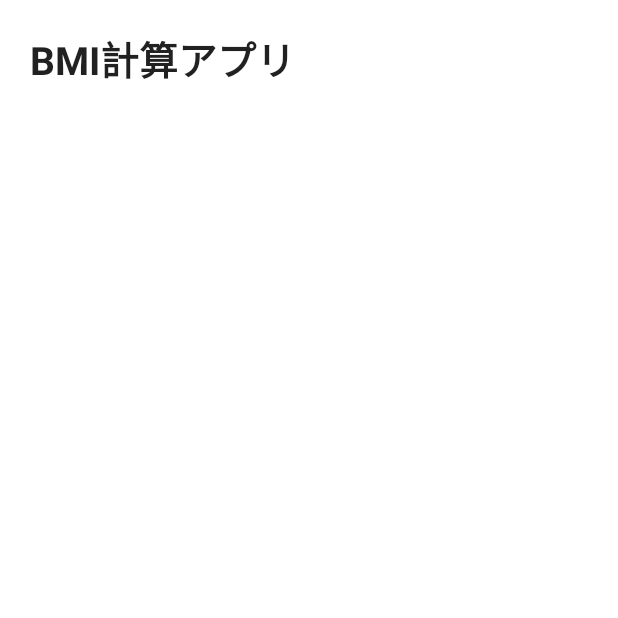
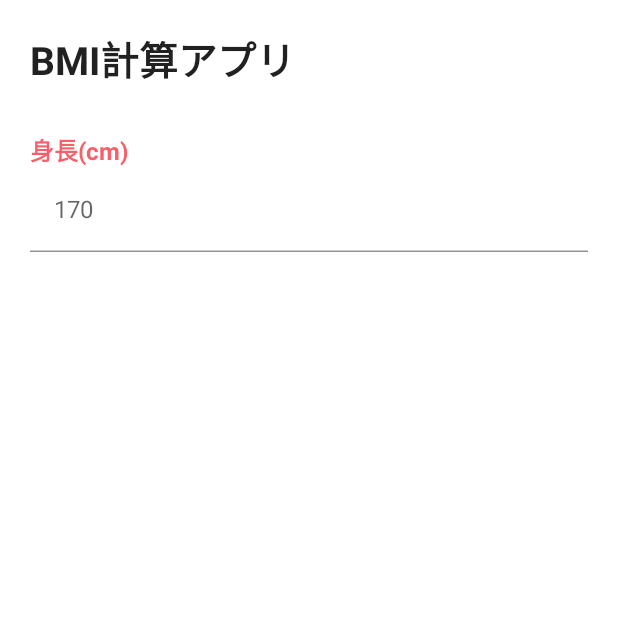
Before and after one commit to masato1230/udemy_JetBMICalculator, an Android app built with Jetpack Compose: the screen it shows after launch (MainActivity), on a phone screen of 412 x 824 dp, the top half of it. Run offline under Robolectric (Android 15) with nearby library versions, the phone set to English and light mode, and no system bars.

Commit message:
2_4_add_height_text_field

```diff
--- a/app/src/main/java/com/example/jetbmicalculator/MainActivity.kt
+++ b/app/src/main/java/com/example/jetbmicalculator/MainActivity.kt
@@ -3,16 +3,16 @@ package com.example.jetbmicalculator
 import android.os.Bundle
 import androidx.activity.ComponentActivity
 import androidx.activity.compose.setContent
-import androidx.compose.foundation.layout.Column
-import androidx.compose.foundation.layout.fillMaxSize
-import androidx.compose.foundation.layout.padding
-import androidx.compose.material.MaterialTheme
-import androidx.compose.material.Surface
-import androidx.compose.material.Text
+import androidx.compose.foundation.background
+import androidx.compose.foundation.layout.*
+import androidx.compose.foundation.text.KeyboardOptions
+import androidx.compose.material.*
 import androidx.compose.runtime.Composable
 import androidx.compose.ui.Alignment
 import androidx.compose.ui.Modifier
+import androidx.compose.ui.graphics.Color
 import androidx.compose.ui.text.font.FontWeight
+import androidx.compose.ui.text.input.KeyboardType
 import androidx.compose.ui.tooling.preview.Preview
 import androidx.compose.ui.unit.dp
 import androidx.compose.ui.unit.sp
@@ -33,6 +33,23 @@ class MainActivity : ComponentActivity() {
                         horizontalAlignment = Alignment.Start,
                     ) {
                         Text(text = "BMI計算アプリ", fontSize = 26.sp, fontWeight = FontWeight.Bold)
+                        Spacer(modifier = Modifier.height(30.dp))
+
+                        // 身長
+                        Text(
+                            text = "身長(cm)",
+                            color = Color(0xFFF85F6A),
+                            fontWeight = FontWeight.Bold,
+                        )
+                        TextField(
+                            modifier = Modifier.fillMaxWidth(),
+                            value = "",
+                            onValueChange = {},
+                            placeholder = { Text(text = "170") },
+                            colors = TextFieldDefaults.textFieldColors(backgroundColor = Color.Transparent),
+                            keyboardOptions = KeyboardOptions(keyboardType = KeyboardType.Number),
+                            singleLine = true,
+                        )
                     }
                 }
             }
```
